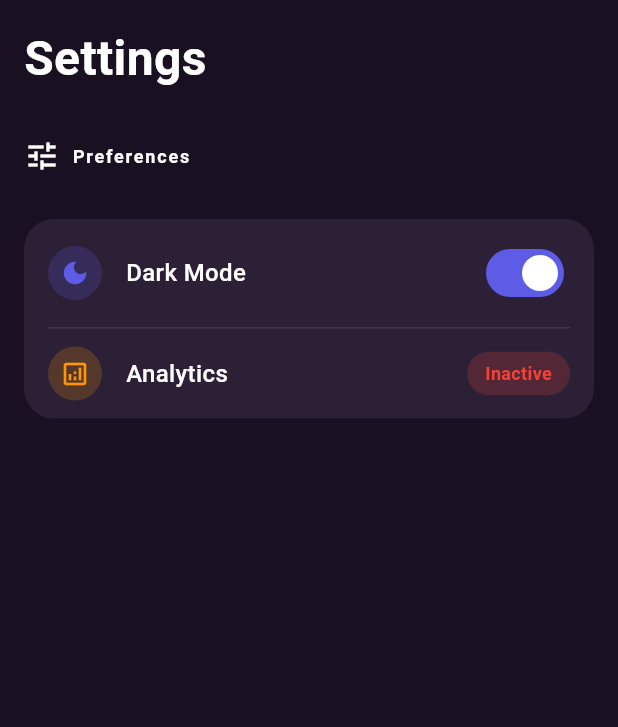
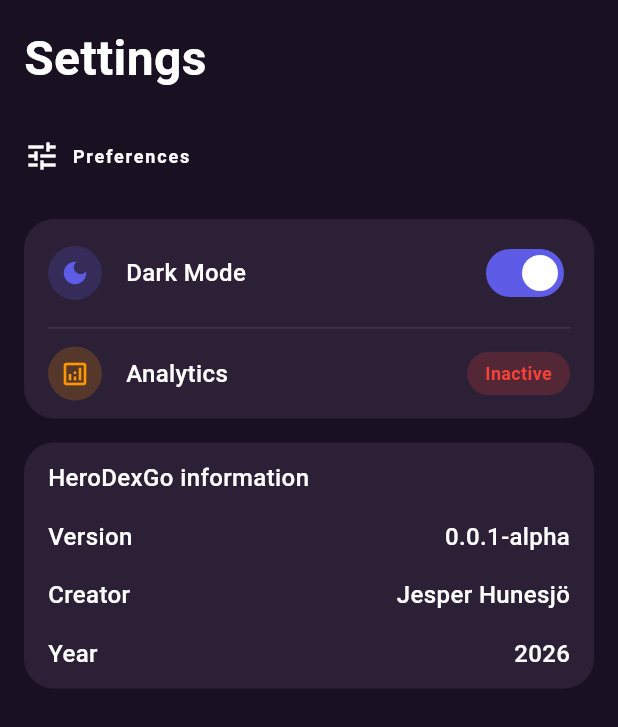
Before and after one commit to Sawyer32/HeroDexGo, a Flutter app: the _SettingsView screen opened directly, on a phone screen of 412 x 824 dp. Shown: the top 727 px of the screen. Run offline on Flutter 3.47's test engine with Material 3 defaults, Android fonts, the light colour scheme and no system bars; our stand-ins replace cloud_firestore, equatable, firebase_analytics, firebase_auth, firebase_core, firebase_crashlytics and 6 more; missing offline and left inert: app_tracking_transparency; accounts and stored records are empty; statements that could not run were skipped.

Commit message:
Added app information

```diff
--- a/lib/screens/profile/settings_screen.dart
+++ b/lib/screens/setttings/settings_screen.dart
@@ -145,6 +145,108 @@ class _SettingsView extends StatelessWidget {
                   },
                 ),
               ),
+              const SizedBox(height: 16),
+              Container(
+                decoration: BoxDecoration(
+                  color: context.colors.containerColor,
+                  borderRadius: .circular(20),
+                ),
+                child: BlocBuilder<SettingsBloc, SettingsState>(
+                  builder: (context, state) {
+                    return Column(
+                      children: [
+                        Container(
+                          padding: const EdgeInsets.symmetric(
+                            horizontal: 16,
+                            vertical: 12,
+                          ),
+                          width: double.infinity,
+                          child: Column(
+                            crossAxisAlignment: .start,
+                            mainAxisAlignment: .start,
+                            children: [
+                              Text(
+                                "HeroDexGo information",
+                                style: TextStyle(
+                                  color: context.colors.primaryTextColor,
+                                  fontSize: 16,
+                                  fontWeight: FontWeight.w500,
+                                ),
+                              ),
+                              const SizedBox(height: 16),
+                              Row(
+                                mainAxisAlignment: .spaceBetween,
+                                children: [
+                                  Text(
+                                    "Version",
+                                    style: TextStyle(
+                                      color: context.colors.primaryTextColor,
+                                      fontSize: 16,
+                                      fontWeight: FontWeight.w500,
+                                    ),
+                                  ),
+                                  Text(
+                                    "0.0.1-alpha",
+                                    style: TextStyle(
+                                      color: context.colors.primaryTextColor,
+                                      fontSize: 16,
+                                      fontWeight: FontWeight.w500,
+                                    ),
+                                  ),
+                                ],
+                              ),
+                              const SizedBox(height: 16),
+                              Row(
+                                mainAxisAlignment: .spaceBetween,
+                                children: [
+                                  Text(
+                                    "Creator",
+                                    style: TextStyle(
+                                      color: context.colors.primaryTextColor,
+                                      fontSize: 16,
+                                      fontWeight: FontWeight.w500,
+                                    ),
+                                  ),
+                                  Text(
+                                    "Jesper Hunesjö",
+                                    style: TextStyle(
+                                      color: context.colors.primaryTextColor,
+                                      fontSize: 16,
+                                      fontWeight: FontWeight.w500,
+                                    ),
+                                  ),
+                                ],
+                              ),
+                              const SizedBox(height: 16),
+                              Row(
+                                mainAxisAlignment: .spaceBetween,
+                                children: [
+                                  Text(
+                                    "Year",
+                                    style: TextStyle(
+                                      color: context.colors.primaryTextColor,
+                                      fontSize: 16,
+                                      fontWeight: FontWeight.w500,
+                                    ),
+                                  ),
+                                  Text(
+                                    "2026",
+                                    style: TextStyle(
+                                      color: context.colors.primaryTextColor,
+                                      fontSize: 16,
+                                      fontWeight: FontWeight.w500,
+                                    ),
+                                  ),
+                                ],
+                              ),
+                            ],
+                          ),
+                        ),
+                      ],
+                    );
+                  },
+                ),
+              ),
             ],
           ),
         ),
```
